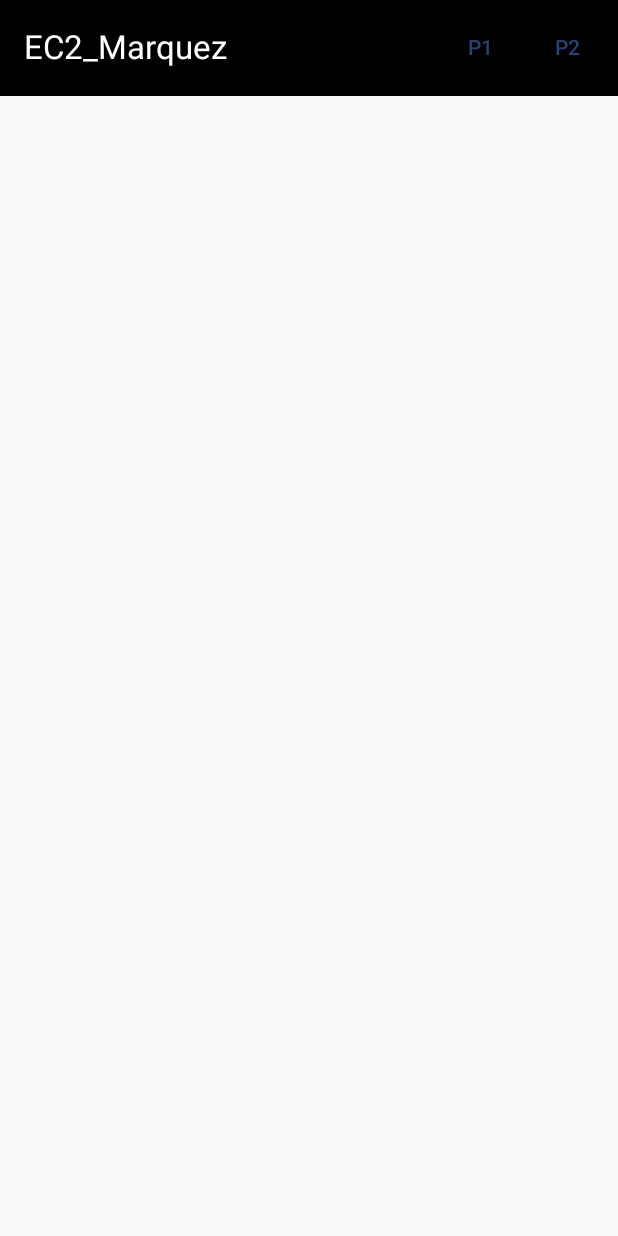
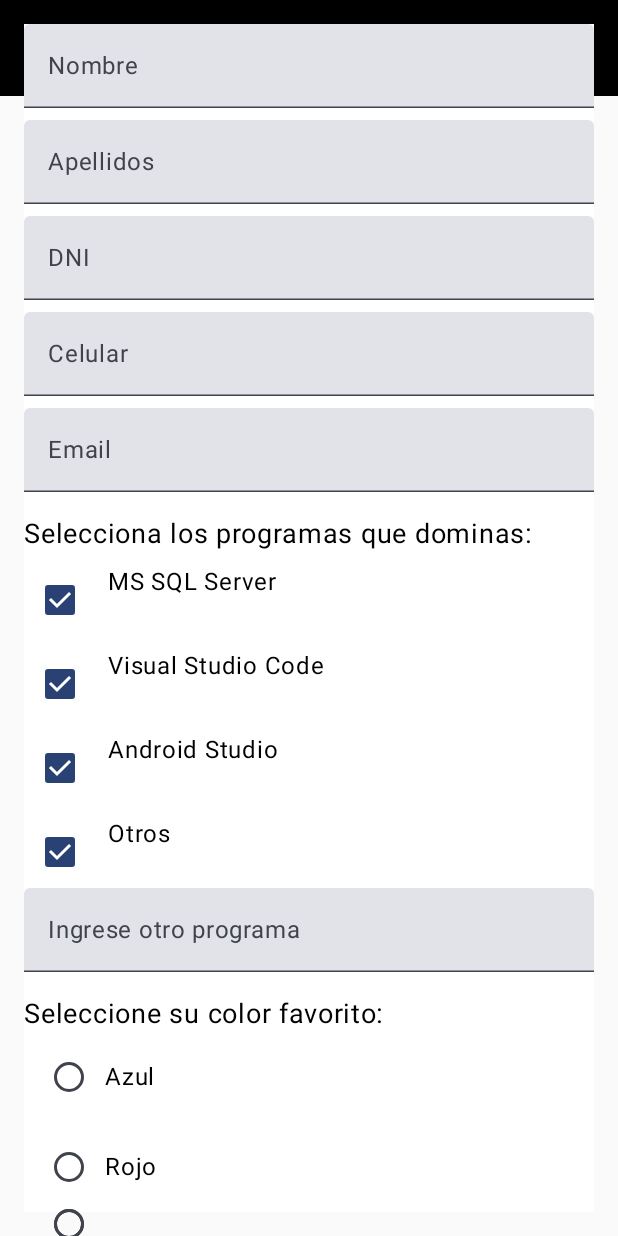
Before and after one commit to Wilson1089/DAM2_EC2, an Android app built with Jetpack Compose: the screen it shows after launch (MainActivity), on a phone screen of 412 x 824 dp. Run offline under Robolectric (Android 15) with nearby library versions, the phone set to English and light mode, and no system bars.

Commit message:
preunta1 final

```diff
--- a/app/src/main/java/pe/idat/ec2_fabriciomarquez/MainActivity.kt
+++ b/app/src/main/java/pe/idat/ec2_fabriciomarquez/MainActivity.kt
@@ -28,6 +28,7 @@ import androidx.compose.runtime.getValue
 import androidx.compose.runtime.setValue
 import androidx.compose.runtime.mutableStateOf
 import androidx.compose.runtime.remember
+import androidx.compose.runtime.saveable.rememberSaveable
 import androidx.compose.ui.Modifier
 import androidx.compose.ui.graphics.Color
 import androidx.compose.ui.tooling.preview.Preview
@@ -50,6 +51,9 @@ class MainActivity : ComponentActivity() {
 @OptIn(ExperimentalMaterial3Api::class)
 @Composable
 fun Navegacion() {
+    var radios by rememberSaveable {
+        mutableStateOf("")
+    }
     TopAppBar(title = { Text(text = "EC2_Marquez") },
         colors = TopAppBarDefaults.centerAlignedTopAppBarColors(
             containerColor = Color.Black,
@@ -63,6 +67,7 @@ fun Navegacion() {
                 Text("P2")
             }
         })
+    preg1(radios) { radios = it }
 }
 
 
--- a/app/src/main/java/pe/idat/ec2_fabriciomarquez/Pregunta1.kt
+++ b/app/src/main/java/pe/idat/ec2_fabriciomarquez/Pregunta1.kt
@@ -2,12 +2,15 @@ package pe.idat.ec2_fabriciomarquez
 
 import androidx.compose.foundation.background
 import androidx.compose.foundation.layout.Column
+import androidx.compose.foundation.layout.Row
 import androidx.compose.foundation.layout.Spacer
 import androidx.compose.foundation.layout.fillMaxSize
 import androidx.compose.foundation.layout.fillMaxWidth
 import androidx.compose.foundation.layout.height
 import androidx.compose.foundation.layout.padding
 import androidx.compose.foundation.text.KeyboardOptions
+import androidx.compose.material3.Checkbox
+import androidx.compose.material3.RadioButton
 import androidx.compose.material3.Text
 import androidx.compose.material3.TextField
 import androidx.compose.runtime.Composable
@@ -19,14 +22,21 @@ import androidx.compose.ui.Modifier
 import androidx.compose.ui.graphics.Color
 import androidx.compose.ui.text.input.KeyboardType
 import androidx.compose.ui.unit.dp
+import androidx.compose.ui.unit.sp
 
 @Composable
-fun MyForm() {
+fun preg1(color: String, onItemSelected:(String)->Unit) {
     var nombre by remember { mutableStateOf("") }
     var apellido by remember { mutableStateOf("") }
     var dni by remember { mutableStateOf("") }
     var celular by remember { mutableStateOf("") }
     var email by remember { mutableStateOf("") }
+
+    var check by remember { mutableStateOf("") }
+    var otro by remember { mutableStateOf("") }
+    var color by remember { mutableStateOf("") }
+
+
 
 
     Column(
@@ -81,6 +91,81 @@ fun MyForm() {
             modifier = Modifier.fillMaxWidth()
         )
 
+        Spacer(modifier = Modifier.height(16.dp))
 
+        Text(text = "Selecciona los programas que dominas:", fontSize = 18.sp, color = Color.Black)
+
+        Row(modifier = Modifier.padding(top = 8.dp)) {
+            Checkbox(checked = check == "", onCheckedChange = {})
+            Text(text = "MS SQL Server", modifier = Modifier.padding(start = 8.dp))
+        }
+
+        Row(modifier = Modifier.padding(top = 8.dp)) {
+            Checkbox(checked = check == "", onCheckedChange = {})
+            Text(text = "Visual Studio Code", modifier = Modifier.padding(start = 8.dp))
+        }
+
+        Row(modifier = Modifier.padding(top = 8.dp)) {
+            Checkbox(checked = check == "", onCheckedChange = {})
+            Text(text = "Android Studio", modifier = Modifier.padding(start = 8.dp))
+        }
+
+        Row(modifier = Modifier.padding(top = 8.dp)) {
+            Checkbox(checked = check == "", onCheckedChange = {})
+            Text(text = "Otros", modifier = Modifier.padding(start = 8.dp))
+        }
+
+        TextField(
+            value = otro,
+            onValueChange = { otro = it },
+            label = { Text("Ingrese otro programa") },
+            modifier = Modifier.fillMaxWidth()
+        )
+
+
+        Spacer(modifier = Modifier.height(16.dp))
+
+        Text(text = "Seleccione su color favorito:", fontSize = 18.sp, color = Color.Black)
+
+
+
+        Column(Modifier.fillMaxWidth()) {
+            Row(
+                Modifier
+                    .fillMaxWidth()
+                    .padding(6.dp)
+            ) {
+                RadioButton(selected = color == "Azul",
+                    onClick = { onItemSelected("Azul") })
+                Text(text = "Azul", Modifier.padding(top = 12.dp))
+            }
+            Row(
+                Modifier
+                    .fillMaxWidth()
+                    .padding(6.dp)
+            ) {
+                RadioButton(selected = color == "Rojo",
+                    onClick = { onItemSelected("Rojo") })
+                Text(text = "Rojo", Modifier.padding(top = 12.dp))
+            }
+            Row(
+                Modifier
+                    .fillMaxWidth()
+                    .padding(6.dp)
+            ) {
+                RadioButton(selected = color == "Verde",
+                    onClick = { onItemSelected("Verde") })
+                Text(text = "Verde", Modifier.padding(top = 12.dp))
+            }
+            Row(
+                Modifier
+                    .fillMaxWidth()
+                    .padding(6.dp)
+            ) {
+                RadioButton(selected = color == "Otro",
+                    onClick = { onItemSelected("Otro") })
+                Text(text = "Otro", Modifier.padding(top = 12.dp))
+            }
+        }
     }
 }
```
